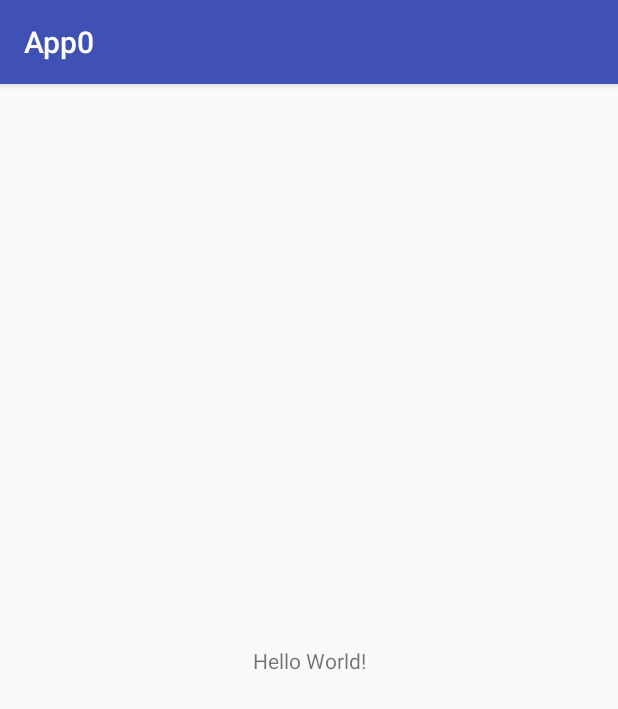
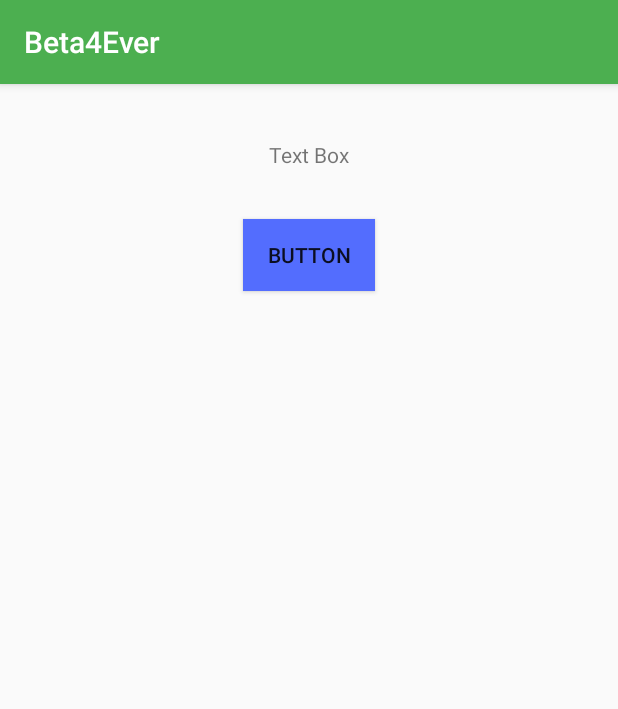
Before and after one commit to Leandro-Ariso/App0, an Android app: the screen it shows after launch (MainActivity), on a phone screen of 412 x 824 dp. Shown: the top 709 px of the screen. Run offline under Robolectric (Android 15) with nearby library versions, the phone set to English and light mode, and no system bars; libraries missing offline, so code that uses them is left out: com.github.johnpersano.supertoasts; 1 statement that could not run was skipped.

Commit message:
Clase 33

```diff
--- a/app/src/main/res/layout/activity_main.xml
+++ b/app/src/main/res/layout/activity_main.xml
@@ -7,12 +7,27 @@
     tools:context=".MainActivity">
 
     <TextView
+        android:id="@+id/textView"
         android:layout_width="wrap_content"
         android:layout_height="wrap_content"
-        android:text="Hello World!"
+        android:text="Text Box"
         app:layout_constraintBottom_toBottomOf="parent"
-        app:layout_constraintLeft_toLeftOf="parent"
-        app:layout_constraintRight_toRightOf="parent"
-        app:layout_constraintTop_toTopOf="parent" />
+        app:layout_constraintEnd_toEndOf="parent"
+        app:layout_constraintHorizontal_bias="0.5"
+        app:layout_constraintStart_toStartOf="parent"
+        app:layout_constraintTop_toTopOf="parent"
+        app:layout_constraintVertical_bias="0.050" />
+
+    <Button
+        android:id="@+id/button2"
+        android:layout_width="wrap_content"
+        android:layout_height="wrap_content"
+        android:background="@color/accent"
+        android:text="Button"
+        app:layout_constraintBottom_toBottomOf="parent"
+        app:layout_constraintEnd_toEndOf="parent"
+        app:layout_constraintStart_toStartOf="parent"
+        app:layout_constraintTop_toBottomOf="@+id/textView"
+        app:layout_constraintVertical_bias="0.050" />
 
 </android.support.constraint.ConstraintLayout>
--- a/app/src/main/res/values/colors.xml
+++ b/app/src/main/res/values/colors.xml
@@ -1,6 +1,11 @@
 <?xml version="1.0" encoding="utf-8"?>
 <resources>
-    <color name="colorPrimary">#3F51B5</color>
-    <color name="colorPrimaryDark">#303F9F</color>
-    <color name="colorAccent">#FF4081</color>
+    <color name="primary">#4CAF50</color>
+    <color name="primary_dark">#388E3C</color>
+    <color name="primary_light">#C8E6C9</color>
+    <color name="accent">#536dfe</color>
+    <color name="primary_text">#212121</color>
+    <color name="secondary_text">#757575</color>
+    <color name="icons">#FFFFFF</color>
+    <color name="divider">#BDBDBD</color>
 </resources>
--- a/app/src/main/res/values/strings.xml
+++ b/app/src/main/res/values/strings.xml
@@ -1,3 +1,3 @@
 <resources>
-    <string name="app_name">App0</string>
+    <string name="app_name">Beta4Ever</string>
 </resources>
--- a/app/src/main/res/values/styles.xml
+++ b/app/src/main/res/values/styles.xml
@@ -3,9 +3,9 @@
     <!-- Base application theme. -->
     <style name="AppTheme" parent="Theme.AppCompat.Light.DarkActionBar">
         <!-- Customize your theme here. -->
-        <item name="colorPrimary">@color/colorPrimary</item>
-        <item name="colorPrimaryDark">@color/colorPrimaryDark</item>
-        <item name="colorAccent">@color/colorAccent</item>
+        <item name="colorPrimary">@color/primary</item>
+        <item name="colorPrimaryDark">@color/primary_dark</item>
+        <item name="colorAccent">@color/accent</item>
     </style>
 
 </resources>
```
